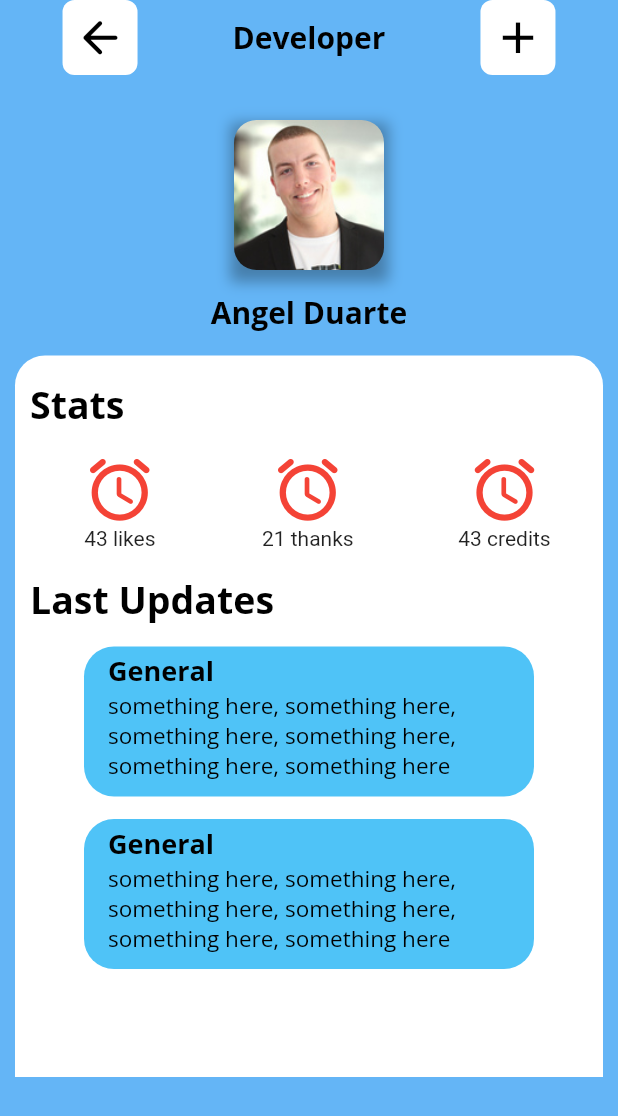
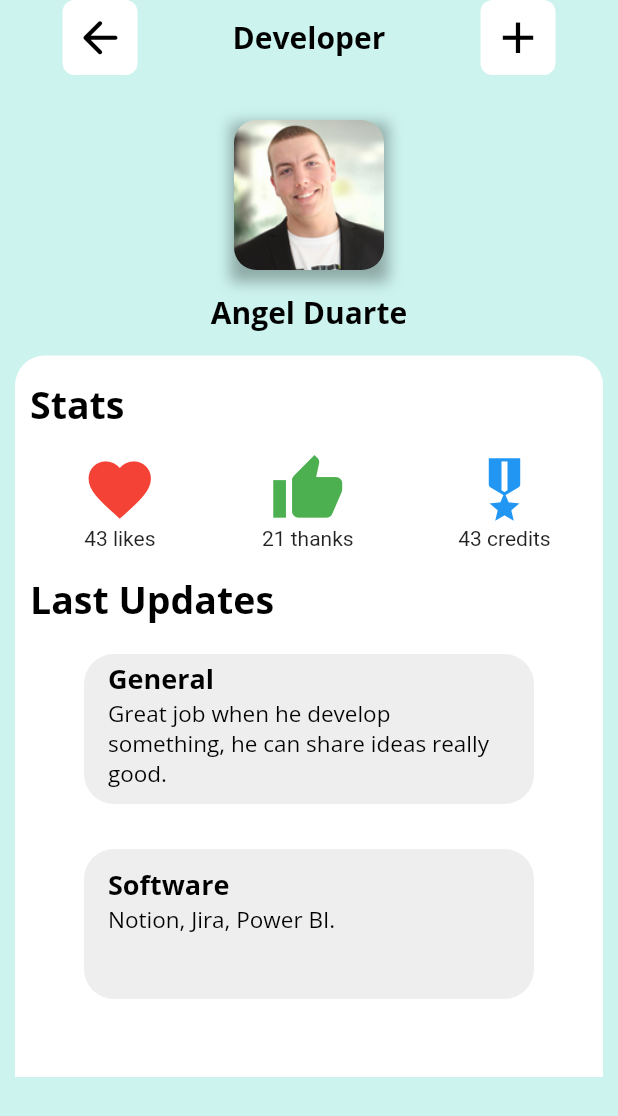
Before and after one commit to julicam10/ManagementUI, a Flutter app: the screen it shows after launch, after a tap on "Angel Duarte", on a phone screen of 412 x 824 dp. Shown: the top 1116 px of the screen. Run offline on Flutter 3.47's test engine with Material 2 defaults, Android fonts, the phone set to English and light mode, and no system bars; our stand-ins replace google_fonts.

Commit message:
Proyecto terminado

```diff
--- a/lib/models/categories_list.dart
+++ b/lib/models/categories_list.dart
@@ -4,18 +4,18 @@ import 'package:managment_app_ui/models/categories_info.dart';
 List<CategoryDetails> categoryDetails = [
   CategoryDetails(
       nameCategory: 'Developer',
-      color: Colors.blue.shade300,
+      color: Color.fromRGBO(204, 243, 238, 1),
       icon: Icons.laptop_mac_sharp,
       workers: '86 techies'),
   CategoryDetails(
     nameCategory: 'Planning',
-    color: Colors.amber.shade300,
+    color: Color.fromRGBO(211, 228, 205, 1),
     icon: Icons.note_alt_outlined,
     workers: '45 creatives',
   ),
   CategoryDetails(
     nameCategory: 'Advisory',
-    color: Colors.green.shade300,
+    color: Color.fromRGBO(249, 235, 200, 1),
     icon: Icons.people_sharp,
     workers: '20 TI Especialist',
   ),
--- a/lib/models/worker_info.dart
+++ b/lib/models/worker_info.dart
@@ -6,6 +6,8 @@ class WorkerDetails {
   final Color color;
   final String job;
   final String jobTitle;
+  final String general;
+  final String software;
 
   WorkerDetails({
     required this.name,
@@ -13,5 +15,7 @@ class WorkerDetails {
     required this.color,
     required this.job,
     required this.jobTitle,
+    required this.general,
+    required this.software,
   });
 }
--- a/lib/models/workers_list.dart
+++ b/lib/models/workers_list.dart
@@ -8,6 +8,9 @@ List<WorkerDetails> workerDetails = [
     color: const Color(0x00FEE1E8),
     job: 'Scrum Master',
     jobTitle: 'Systems Engineer',
+    general:
+        'Great job when he develop something, he can share ideas really good.',
+    software: 'Notion, Jira, Power BI.',
   ),
   WorkerDetails(
       name: 'Juan Carlos',
@@ -15,12 +18,15 @@ List<WorkerDetails> workerDetails = [
       color: const Color(0x00FFFFB5),
       job: 'Risk Advisor',
       jobTitle: 'Systems Engineer',
-  ),
+      general:
+          'Great worker with people, he is really good using agile methodologies.',
+      software: 'EMS, COTTool, CVE.'),
   WorkerDetails(
       name: 'Samuel Guzman',
       image: 'assets/avatars/user4.jpg',
       color: const Color(0x00abdee6),
       job: 'Back-end Developer',
       jobTitle: 'Systems Engineer',
-  ),
+      general: 'Great worker in team project.',
+      software: 'VSCode, Linux, Azure.'),
 ];
--- a/lib/pages/home_page.dart
+++ b/lib/pages/home_page.dart
@@ -57,7 +57,9 @@ class _HomePageState extends State<HomePage> {
       body: SafeArea(
         child: Padding(
           padding: const EdgeInsets.symmetric(vertical: 15, horizontal: 15),
-          child: Column(
+          child: ListView(
+            children: [
+              Column(
                 crossAxisAlignment: CrossAxisAlignment.start,
                 children: [
                   Row(
@@ -139,6 +141,8 @@ class _HomePageState extends State<HomePage> {
                   ),
                 ],
               ),
+            ],
+          ),
         ),
       ),
     );
--- a/lib/pages/info_page.dart
+++ b/lib/pages/info_page.dart
@@ -113,12 +113,12 @@ class _WorkerInfoDetailsState extends State<WorkerInfoDetails> {
                         ),
                       ),
                       Padding(
-                        padding: const EdgeInsets.only(top: 15.0),
+                        padding: const EdgeInsets.only(top: 20.0),
                         child: Card(),
                       ),
                       Padding(
-                        padding: const EdgeInsets.only(top: 15.0),
-                        child: Card(),
+                        padding: const EdgeInsets.only(top: 30.0),
+                        child: Card2(),
                       )
                     ],
                   ),
@@ -137,12 +137,12 @@ class _WorkerInfoDetailsState extends State<WorkerInfoDetails> {
         height: 100,
         width: 300,
         decoration: BoxDecoration(
-          color: Colors.lightBlue.shade300,
+          color: Colors.grey.shade200,
           borderRadius: BorderRadius.circular(20.0),
         ),
         child: ListTile(
           title: Text(
-            title1,
+            'General',
             style: GoogleFonts.openSans(
               textStyle: const TextStyle(
                 fontSize: 18,
@@ -152,7 +152,41 @@ class _WorkerInfoDetailsState extends State<WorkerInfoDetails> {
             ),
           ),
           subtitle: Text(
-            subtitle2,
+            widget.workers.general,
+            style: GoogleFonts.openSans(
+              textStyle: const TextStyle(
+                fontSize: 15,
+                color: Colors.black,
+              ),
+            ),
+          ),
+        ),
+      ),
+    );
+  }
+
+  Center Card2() {
+    return Center(
+      child: Container(
+        height: 100,
+        width: 300,
+        decoration: BoxDecoration(
+          color: Colors.grey.shade200,
+          borderRadius: BorderRadius.circular(20.0),
+        ),
+        child: ListTile(
+          title: Text(
+            'Software',
+            style: GoogleFonts.openSans(
+              textStyle: const TextStyle(
+                fontSize: 18,
+                color: Colors.black,
+                fontWeight: FontWeight.bold,
+              ),
+            ),
+          ),
+          subtitle: Text(
+            widget.workers.software,
             style: GoogleFonts.openSans(
               textStyle: const TextStyle(
                 fontSize: 15,
@@ -219,7 +253,7 @@ class _WorkerInfoDetailsState extends State<WorkerInfoDetails> {
         Column(
           children: const [
             Icon(
-              Icons.access_alarm_rounded,
+              Icons.favorite,
               size: 50,
               color: Colors.red,
             ),
@@ -229,9 +263,9 @@ class _WorkerInfoDetailsState extends State<WorkerInfoDetails> {
         Column(
           children: const [
             Icon(
-              Icons.access_alarm_rounded,
+              Icons.thumb_up,
               size: 50,
-              color: Colors.red,
+              color: Colors.green,
             ),
             Text('21 thanks')
           ],
@@ -239,9 +273,9 @@ class _WorkerInfoDetailsState extends State<WorkerInfoDetails> {
         Column(
           children: const [
             Icon(
-              Icons.access_alarm_rounded,
+              Icons.military_tech,
               size: 50,
-              color: Colors.red,
+              color: Colors.blue,
             ),
             Text('43 credits')
           ],
```
Lines whose indentation alone changed are shown as unchanged.
